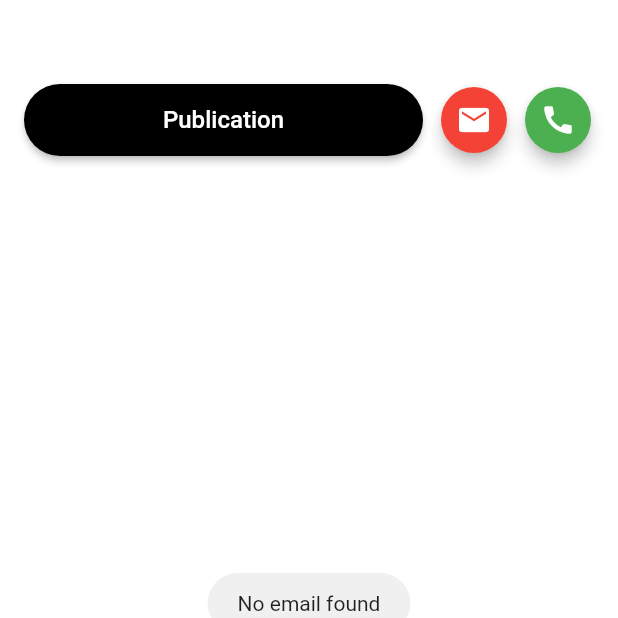
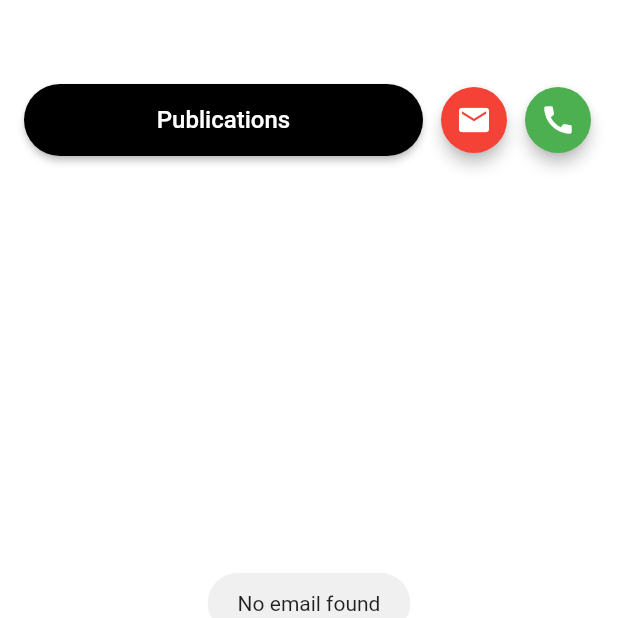
Before and after one commit to sofolitltd/campusassistantbd, a Flutter app: the TeacherDetailsScreen screen opened directly with empty values, after a tap on the "mail" icon, on a phone screen of 412 x 824 dp, the part 507-1125 px from its top. Run offline on Flutter 3.47's test engine with Material 2 defaults, Android fonts, the light colour scheme and no system bars; drawn by our look-alikes of cached_network_image; our stand-ins replace cloud_firestore, dio, file_picker, firebase_auth, firebase_core, firebase_messaging and 13 more; missing offline and left inert: cloud_firestore_web, firebase_analytics_web, firebase_auth_web, firebase_core_web, firebase_storage_web, image_cropper_for_web and 3 more; accounts and stored records are empty; network calls fail.

Commit message:
fix pdf, ads , v1.0.7

```diff
--- a/lib/screens/home/explore/teacher/teacher_details_screen.dart
+++ b/lib/screens/home/explore/teacher/teacher_details_screen.dart
@@ -8,7 +8,6 @@ import '/models/teacher_model.dart';
 import '/widgets/open_app.dart';
 
 class TeacherDetailsScreen extends StatelessWidget {
-  static const routeName = '/teacher_details_screen';
 
   const TeacherDetailsScreen({
     Key? key,
@@ -150,7 +149,7 @@ class TeacherDetailsScreen extends StatelessWidget {
                                             } else {
                                               Fluttertoast.cancel();
                                               Fluttertoast.showToast(
-                                                  msg: 'No publication found');
+                                                  msg: 'No publications found');
                                             }
                                           },
                                           // color: Colors.black,
@@ -162,7 +161,7 @@ class TeacherDetailsScreen extends StatelessWidget {
                                           child: const Padding(
                                             padding: EdgeInsets.all(13),
                                             child: Text(
-                                              "Publication",
+                                              "Publications",
                                               style: TextStyle(
                                                 fontSize: 16,
                                                 // color: Colors.white,
--- a/pubspec.yaml
+++ b/pubspec.yaml
@@ -3,7 +3,7 @@ description: Your Smart Assistant
 
 publish_to: 'none'
 
-version: 1.0.6+15
+version: 1.0.7+16
 
 environment:
   sdk: ">=3.0.0 <4.0.0"
@@ -46,7 +46,7 @@ dependencies:
   permission_handler: ^10.4.3
   open_file_plus: ^3.4.1
   dio: ^5.3.1
-  connectivity: ^3.0.6
+#  connectivity: ^3.0.6
 
 #  flutter_cached_pdfview: ^0.4.2
 #  pdfx: ^2.4.0
```
Also changed, not shown: lib/screens/study/widgets/content_card.dart (+11 -13 lines), pubspec.lock.
